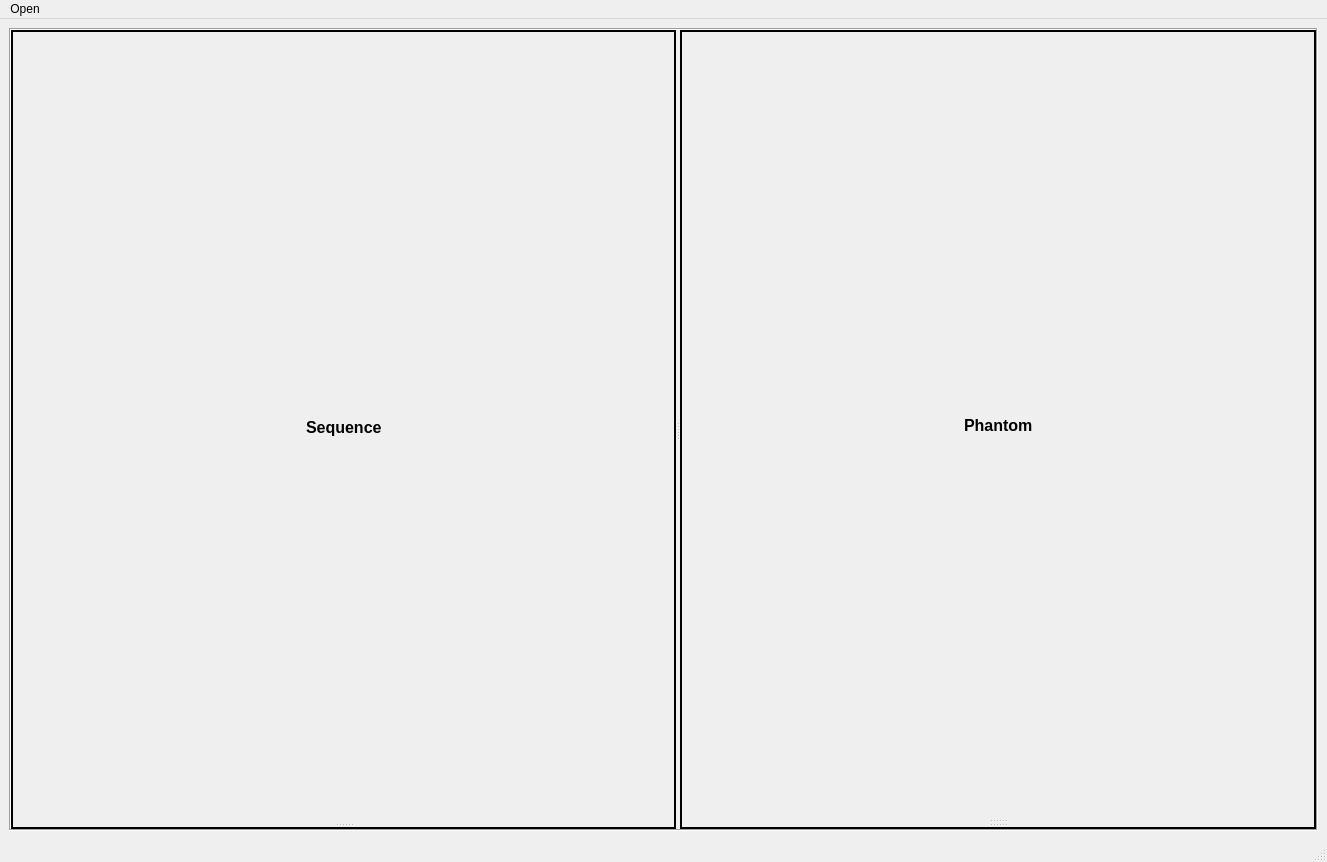
Old version of the form src/ui/MRI_Simulator_GUI.ui in the repository MOHAMEDMANSOUR20/MRI_Simulation.
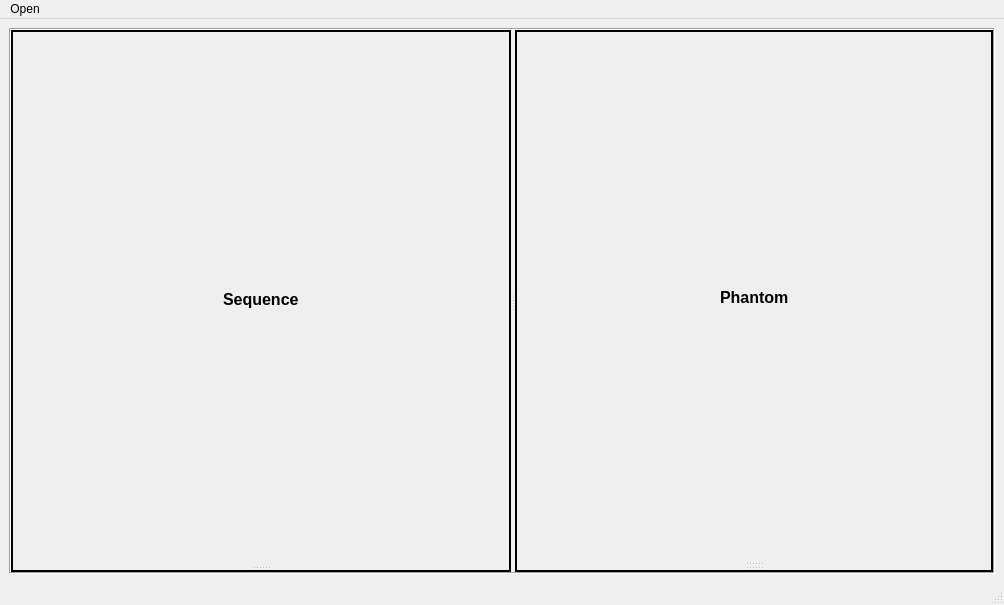
New version of the form.

```diff
--- a/src/ui/MRI_Simulator_GUI.ui
+++ b/src/ui/MRI_Simulator_GUI.ui
@@ -6,8 +6,8 @@
    <rect>
     <x>0</x>
     <y>0</y>
-    <width>1327</width>
-    <height>862</height>
+    <width>1004</width>
+    <height>605</height>
    </rect>
   </property>
   <property name="windowTitle">
@@ -151,7 +151,7 @@
     <rect>
      <x>0</x>
      <y>0</y>
-     <width>1327</width>
+     <width>1004</width>
      <height>26</height>
     </rect>
    </property>
```
